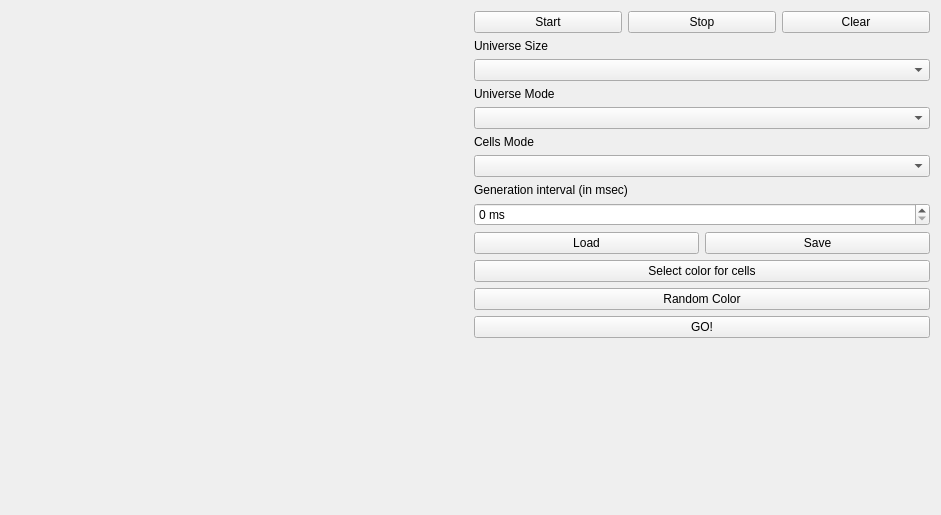
The window that GUI/GameOfLife/mainwindow.ui (Klotz95/PRG_Praktikum) describes before a commit, drawn with Qt 5.
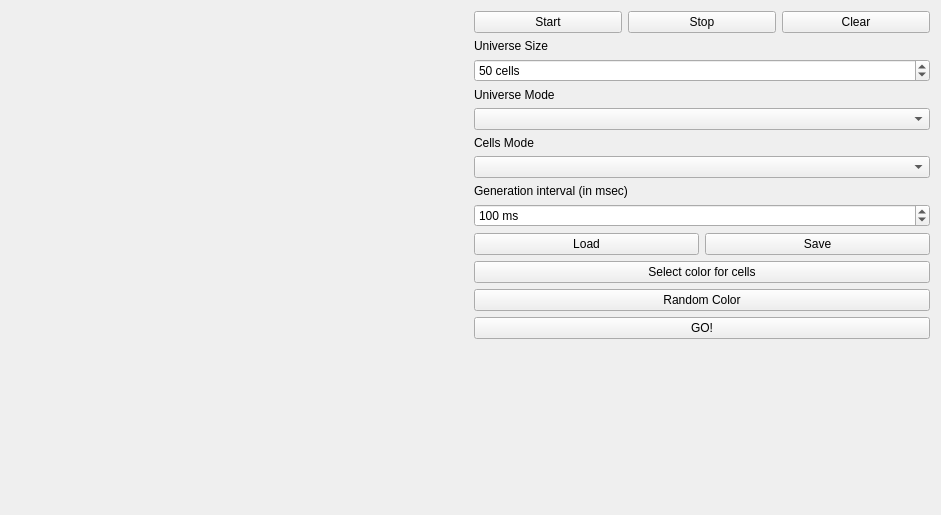
The same window after the commit. Custom widgets are drawn as their Qt base class.

Commit message: Unsolved fail. Cahnged gui and modified spin event handling.

What changed in the file:
```diff
--- a/GUI/GameOfLife/mainwindow.ui
+++ b/GUI/GameOfLife/mainwindow.ui
@@ -78,9 +78,6 @@
         </property>
        </widget>
       </item>
-      <item row="2" column="0" colspan="3">
-       <widget class="QComboBox" name="comboUniverseSize"/>
-      </item>
       <item row="11" column="0" colspan="3">
        <widget class="QPushButton" name="btnRandomColor">
         <property name="text">
@@ -113,6 +110,12 @@
         <property name="suffix">
          <string> ms</string>
         </property>
+        <property name="maximum">
+         <number>100000</number>
+        </property>
+        <property name="value">
+         <number>100</number>
+        </property>
        </widget>
       </item>
       <item row="10" column="0" colspan="3">
@@ -152,6 +155,19 @@
         </property>
        </spacer>
       </item>
+      <item row="2" column="0" colspan="3">
+       <widget class="QSpinBox" name="spinUniverseSize">
+        <property name="suffix">
+         <string> cells</string>
+        </property>
+        <property name="maximum">
+         <number>10000</number>
+        </property>
+        <property name="value">
+         <number>50</number>
+        </property>
+       </widget>
+      </item>
      </layout>
     </item>
    </layout>
```
The commit also changes 4 other files.
